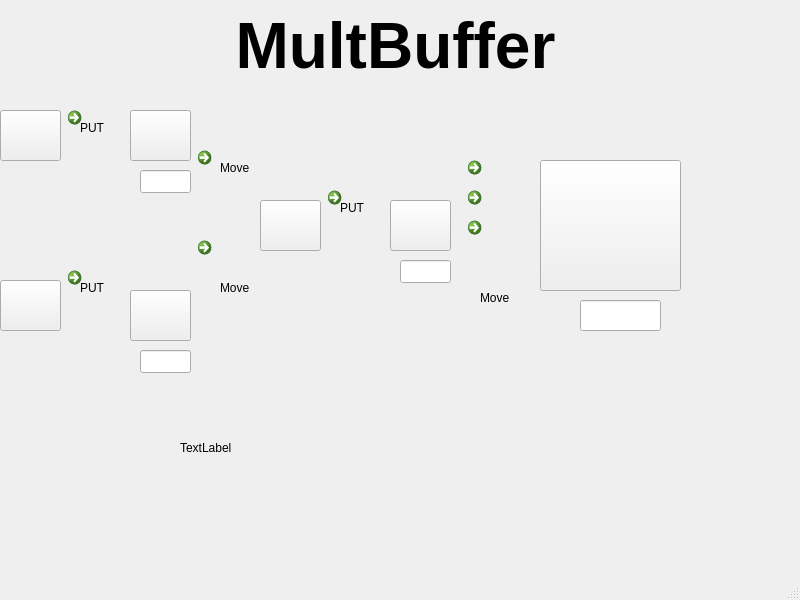
This is mainwindow.ui in Cpt11/QT_multBuffer as Qt 5 draws it before an edit. The edited form follows.
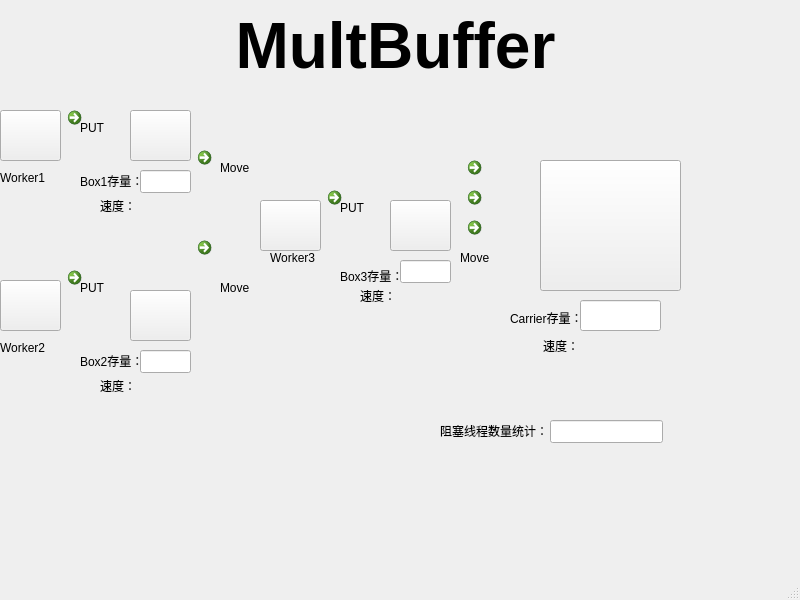
This is the edited form. Icons and pictures are not drawn.

Diff of the .ui file:
```diff
--- a/mainwindow.ui
+++ b/mainwindow.ui
@@ -427,8 +427,8 @@
    <widget class="QLabel" name="label_6">
     <property name="geometry">
      <rect>
-      <x>480</x>
-      <y>290</y>
+      <x>460</x>
+      <y>250</y>
       <width>54</width>
       <height>16</height>
      </rect>
@@ -525,14 +525,167 @@
    <widget class="QLabel" name="label_8">
     <property name="geometry">
      <rect>
-      <x>180</x>
-      <y>440</y>
+      <x>80</x>
+      <y>170</y>
+      <width>61</width>
+      <height>21</height>
+     </rect>
+    </property>
+    <property name="text">
+     <string>Box1存量：</string>
+    </property>
+   </widget>
+   <widget class="QLabel" name="label_9">
+    <property name="geometry">
+     <rect>
+      <x>80</x>
+      <y>350</y>
+      <width>61</width>
+      <height>21</height>
+     </rect>
+    </property>
+    <property name="text">
+     <string>Box2存量：</string>
+    </property>
+   </widget>
+   <widget class="QLabel" name="label_10">
+    <property name="geometry">
+     <rect>
+      <x>340</x>
+      <y>265</y>
+      <width>61</width>
+      <height>21</height>
+     </rect>
+    </property>
+    <property name="text">
+     <string>Box3存量：</string>
+    </property>
+   </widget>
+   <widget class="QLabel" name="label_11">
+    <property name="geometry">
+     <rect>
+      <x>510</x>
+      <y>310</y>
+      <width>71</width>
+      <height>16</height>
+     </rect>
+    </property>
+    <property name="text">
+     <string>Carrier存量：</string>
+    </property>
+   </widget>
+   <widget class="QLabel" name="label_12">
+    <property name="geometry">
+     <rect>
+      <x>100</x>
+      <y>195</y>
       <width>54</width>
+      <height>21</height>
+     </rect>
+    </property>
+    <property name="text">
+     <string>速度：</string>
+    </property>
+   </widget>
+   <widget class="QLabel" name="label_13">
+    <property name="geometry">
+     <rect>
+      <x>100</x>
+      <y>375</y>
+      <width>54</width>
+      <height>21</height>
+     </rect>
+    </property>
+    <property name="text">
+     <string>速度：</string>
+    </property>
+   </widget>
+   <widget class="QLabel" name="label_14">
+    <property name="geometry">
+     <rect>
+      <x>360</x>
+      <y>285</y>
+      <width>51</width>
+      <height>21</height>
+     </rect>
+    </property>
+    <property name="text">
+     <string>速度：</string>
+    </property>
+   </widget>
+   <widget class="QLabel" name="label_15">
+    <property name="geometry">
+     <rect>
+      <x>543</x>
+      <y>330</y>
+      <width>61</width>
+      <height>31</height>
+     </rect>
+    </property>
+    <property name="text">
+     <string>速度：</string>
+    </property>
+   </widget>
+   <widget class="QLabel" name="label_16">
+    <property name="geometry">
+     <rect>
+      <x>0</x>
+      <y>170</y>
+      <width>54</width>
       <height>16</height>
      </rect>
     </property>
     <property name="text">
-     <string>TextLabel</string>
+     <string>Worker1</string>
+    </property>
+   </widget>
+   <widget class="QLabel" name="label_17">
+    <property name="geometry">
+     <rect>
+      <x>0</x>
+      <y>340</y>
+      <width>54</width>
+      <height>16</height>
+     </rect>
+    </property>
+    <property name="text">
+     <string>Worker2</string>
+    </property>
+   </widget>
+   <widget class="QLabel" name="label_18">
+    <property name="geometry">
+     <rect>
+      <x>270</x>
+      <y>250</y>
+      <width>54</width>
+      <height>16</height>
+     </rect>
+    </property>
+    <property name="text">
+     <string>Worker3</string>
+    </property>
+   </widget>
+   <widget class="QLineEdit" name="lineEdit">
+    <property name="geometry">
+     <rect>
+      <x>550</x>
+      <y>420</y>
+      <width>113</width>
+      <height>23</height>
+     </rect>
+    </property>
+   </widget>
+   <widget class="QLabel" name="label_19">
+    <property name="geometry">
+     <rect>
+      <x>440</x>
+      <y>420</y>
+      <width>121</width>
+      <height>21</height>
+     </rect>
+    </property>
+    <property name="text">
+     <string>阻塞线程数量统计：</string>
     </property>
    </widget>
   </widget>
```
Left out of the diff: 32 changed lines with no effect on the pictures.
